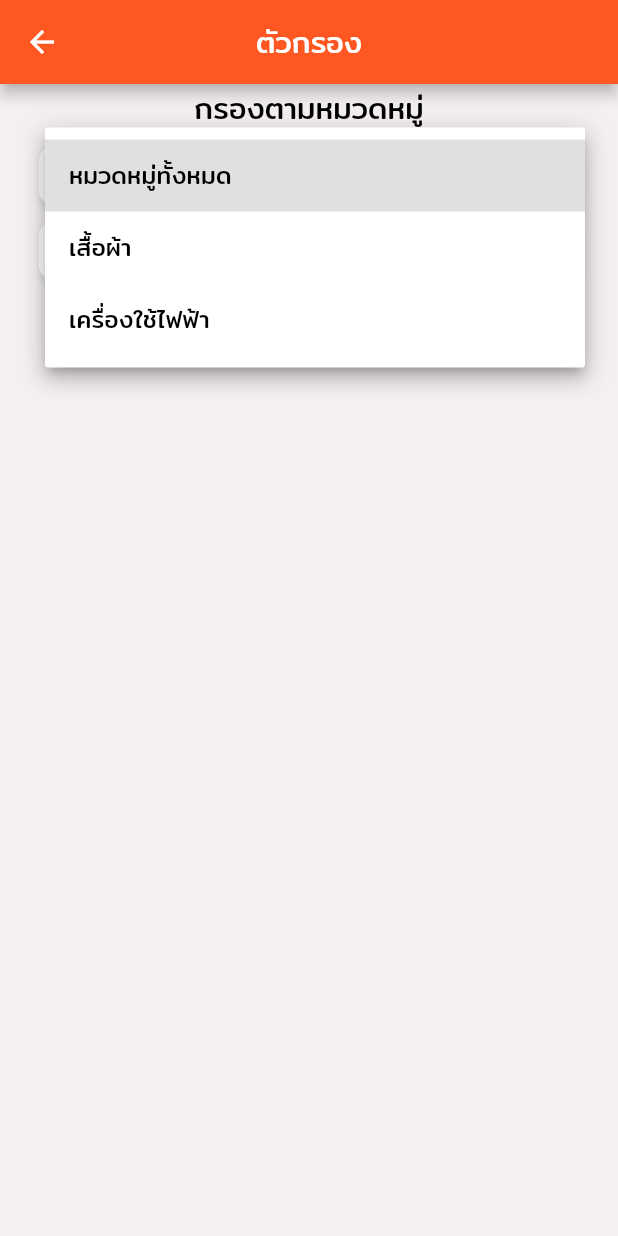
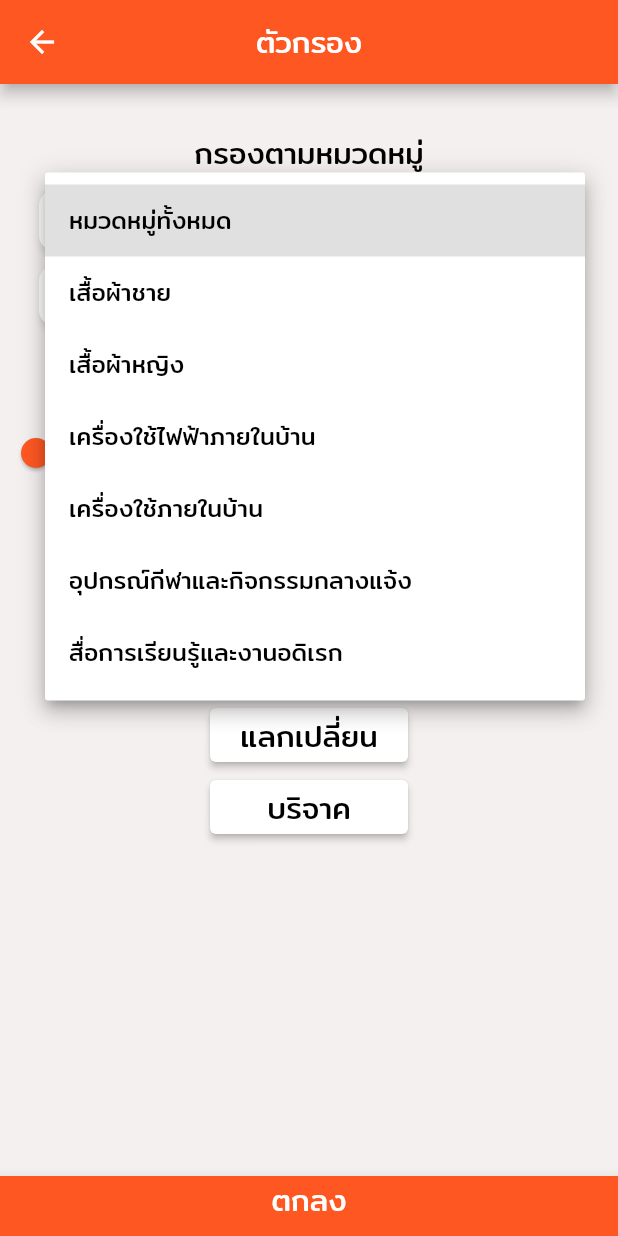
Before and after one commit to KitisakChalongjan/Exshange, a Flutter app: the FilterScreen screen opened by its route, after a tap on "หมวดหมู่ทั้งหมด", on a phone screen of 412 x 824 dp. Run offline on Flutter 3.47's test engine with Material 2 defaults, Android fonts, the phone set to English and light mode, and no system bars; our stand-ins replace firebase_auth, firebase_core; accounts and stored records are empty; network calls fail.

Commit message:
filter_screen updated

```diff
--- a/lib/screens/filter_screen.dart
+++ b/lib/screens/filter_screen.dart
@@ -11,12 +11,44 @@ class FilterScreen extends StatefulWidget {
   State<FilterScreen> createState() => _FilterScreenState();
 }
 
+enum ItemType { all, give, trade }
+
 class _FilterScreenState extends State<FilterScreen> {
   Map<String, List<String>> allCategory = {
     'หมวดหมู่ทั้งหมด': ['หมวดหมู่รองทั้งหมด'],
-    'เสื้อผ้า': ['เสื้อผ้าชาย', 'เสื้อผ้าหญิง'],
-    'เครื่องใช้ไฟฟ้า': ['ขนาดใหญ่', 'ขนาดเล็ก'],
+    'เสื้อผ้าชาย': [
+      'เสื้อ',
+      'กางเกง',
+      'ส่วมใส่เท้า',
+      'เข็มขัด',
+      'เครื่องประดับ'
+    ],
+    'เสื้อผ้าหญิง': [
+      'เสื้อ',
+      'กระโปรง',
+      'ส่วมใส่เท้า',
+      'กางเกง',
+      'เครื่องประดับ',
+      'เข็มขัด'
+    ],
+    'เครื่องใช้ไฟฟ้าภายในบ้าน': [
+      'ห้องครัว',
+      'ห้องน้ำ',
+      'ห้องนั้งเล่น',
+      'ห้องนอน'
+    ],
+    'เครื่องใช้ภายในบ้าน': ['ห้องครัว', 'ห้องน้ำ', 'ห้องนั้งเล่น', 'ห้องนอน'],
+    'อุปกรณ์กีฬาและกิจกรรมกลางแจ้ง': [
+      'อุปกรณ์กีฬา',
+      'เครื่องออกกำลังกาย',
+      'อุปกรณ์ปิกนิกและเดินป่า'
+    ],
+    'สื่อการเรียนรู้และงานอดิเรก': ['หนังสือ', 'สารคดี', 'เครื่องดนตรี'],
   };
+
+  double distance = 5;
+
+  ItemType itemType = ItemType.all;
 
   String? selectedCategory = 'หมวดหมู่ทั้งหมด';
 
@@ -36,6 +68,9 @@ class _FilterScreenState extends State<FilterScreen> {
       body: Center(
         child: Column(
           children: [
+            SizedBox(
+              height: 30,
+            ),
             Text(
               'กรองตามหมวดหมู่',
               style: Theme.of(context).textTheme.bodyText1,
@@ -156,7 +191,116 @@ class _FilterScreenState extends State<FilterScreen> {
                 ),
               ),
             ),
+            SizedBox(
+              height: 30,
+            ),
+            Text(
+              'กรองตามระยะทาง',
+              style: Theme.of(context).textTheme.bodyText1,
+            ),
+            Slider(
+              min: 5.0,
+              max: 1000.0,
+              value: distance,
+              onChanged: ((value) {
+                setState(() {
+                  distance = value;
+                  print(distance);
+                });
+              }),
+            ),
+            Text(
+              '${distance.toInt()}',
+              style: Theme.of(context).textTheme.bodyText1,
+            ),
+            SizedBox(
+              height: 30,
+            ),
+            Text(
+              'กรองรูปแบบสิ่งของ',
+              style: Theme.of(context).textTheme.bodyText1,
+            ),
+            ElevatedButton(
+              style: ButtonStyle(
+                  backgroundColor: MaterialStateProperty.all(
+                      itemType != ItemType.all
+                          ? Colors.white
+                          : Theme.of(context).primaryColor)),
+              onPressed: (() {
+                setState(() {
+                  itemType = ItemType.all;
+                });
+              }),
+              child: Container(
+                width: 100,
+                height: 30,
+                child: Text(
+                  "ทั้งหมด",
+                  style: itemType == ItemType.all
+                      ? Theme.of(context).textTheme.bodyText2
+                      : Theme.of(context).textTheme.bodyText1,
+                  textAlign: TextAlign.center,
+                ),
+              ),
+            ),
+            ElevatedButton(
+              style: ButtonStyle(
+                  backgroundColor: MaterialStateProperty.all(
+                      itemType != ItemType.trade
+                          ? Colors.white
+                          : Theme.of(context).primaryColor)),
+              onPressed: (() {
+                setState(() {
+                  itemType = ItemType.trade;
+                });
+              }),
+              child: Container(
+                width: 100,
+                height: 30,
+                child: Text(
+                  "แลกเปลี่ยน",
+                  style: itemType == ItemType.trade
+                      ? Theme.of(context).textTheme.bodyText2
+                      : Theme.of(context).textTheme.bodyText1,
+                  textAlign: TextAlign.center,
+                ),
+              ),
+            ),
+            ElevatedButton(
+              style: ButtonStyle(
+                  backgroundColor: MaterialStateProperty.all(
+                      itemType != ItemType.give
+                          ? Colors.white
+                          : Theme.of(context).primaryColor)),
+              onPressed: (() {
+                setState(() {
+                  itemType = ItemType.give;
+                });
+              }),
+              child: Container(
+                width: 100,
+                height: 30,
+                child: Text(
+                  "บริจาค",
+                  style: itemType == ItemType.give
+                      ? Theme.of(context).textTheme.bodyText2
+                      : Theme.of(context).textTheme.bodyText1,
+                  textAlign: TextAlign.center,
+                ),
+              ),
+            ),
           ],
+        ),
+      ),
+      bottomNavigationBar: BottomAppBar(
+        color: Theme.of(context).primaryColor,
+        child: Container(
+          height: 40,
+          child: Text(
+            "ตกลง",
+            style: Theme.of(context).textTheme.bodyText2,
+            textAlign: TextAlign.center,
+          ),
         ),
       ),
     );
```
Also changed, not shown: pubspec.lock.
